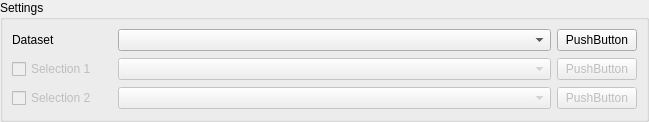
Old version of the form src/SettingsWidget.ui in the repository ManiVaultStudio/DimensionsViewerPlugin.
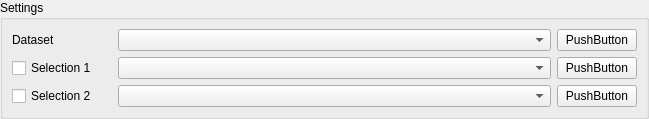
New version of the form.

The edit to the form file:
```diff
--- a/src/SettingsWidget.ui
+++ b/src/SettingsWidget.ui
@@ -7,7 +7,7 @@
     <x>0</x>
     <y>0</y>
     <width>649</width>
-    <height>122</height>
+    <height>110</height>
    </rect>
   </property>
   <property name="sizePolicy">
@@ -39,84 +39,14 @@
      </property>
      <layout class="QVBoxLayout" name="verticalLayout">
       <item>
-       <layout class="QGridLayout" name="gridLayout_2">
-        <item row="2" column="0" colspan="3">
-         <widget class="QWidget" name="dataset3Widget" native="true">
-          <property name="enabled">
-           <bool>false</bool>
-          </property>
-          <layout class="QVBoxLayout" name="verticalLayout_2">
-           <property name="leftMargin">
-            <number>0</number>
-           </property>
-           <property name="topMargin">
-            <number>0</number>
-           </property>
-           <property name="rightMargin">
-            <number>0</number>
-           </property>
-           <property name="bottomMargin">
-            <number>0</number>
-           </property>
+       <layout class="QGridLayout" name="gridLayout">
+        <property name="spacing">
+         <number>6</number>
+        </property>
+        <item row="1" column="0" colspan="2">
+         <layout class="QHBoxLayout" name="dataSet2HorizontalLayout">
            <item>
-            <layout class="QHBoxLayout" name="dataset3HorizontalLayout">
-             <item>
-              <widget class="QCheckBox" name="dataset3EnabledCheckBox">
-               <property name="minimumSize">
-                <size>
-                 <width>100</width>
-                 <height>0</height>
-                </size>
-               </property>
-               <property name="text">
-                <string>Selection 2</string>
-               </property>
-              </widget>
-             </item>
-             <item>
-              <widget class="QComboBox" name="dataset3ComboBox">
-               <property name="sizePolicy">
-                <sizepolicy hsizetype="Preferred" vsizetype="Fixed">
-                 <horstretch>1</horstretch>
-                 <verstretch>0</verstretch>
-                </sizepolicy>
-               </property>
-              </widget>
-             </item>
-             <item>
-              <widget class="QPushButton" name="pushButton_3">
-               <property name="text">
-                <string>PushButton</string>
-               </property>
-              </widget>
-             </item>
-            </layout>
-           </item>
-          </layout>
-         </widget>
-        </item>
-        <item row="1" column="0" colspan="3">
-         <widget class="QWidget" name="dataset2Widget" native="true">
-          <property name="enabled">
-           <bool>false</bool>
-          </property>
-          <layout class="QVBoxLayout" name="verticalLayout_3">
-           <property name="leftMargin">
-            <number>0</number>
-           </property>
-           <property name="topMargin">
-            <number>0</number>
-           </property>
-           <property name="rightMargin">
-            <number>0</number>
-           </property>
-           <property name="bottomMargin">
-            <number>0</number>
-           </property>
-           <item>
-            <layout class="QHBoxLayout" name="dataset2HorizontalLayout">
-             <item>
-              <widget class="QCheckBox" name="dataset2EnabledCheckBox">
+           <widget class="QCheckBox" name="dataSet2EnabledCheckBox">
                <property name="minimumSize">
                 <size>
                  <width>100</width>
@@ -129,7 +59,7 @@
               </widget>
              </item>
              <item>
-              <widget class="QComboBox" name="comboBox_3">
+           <widget class="QComboBox" name="dataSet2ComboBox">
                <property name="sizePolicy">
                 <sizepolicy hsizetype="Preferred" vsizetype="Fixed">
                  <horstretch>1</horstretch>
@@ -139,7 +69,7 @@
               </widget>
              </item>
              <item>
-              <widget class="QPushButton" name="pushButton_4">
+           <widget class="QPushButton" name="dataSetPushButton">
                <property name="text">
                 <string>PushButton</string>
                </property>
@@ -147,11 +77,8 @@
              </item>
             </layout>
            </item>
-          </layout>
-         </widget>
-        </item>
-        <item row="0" column="0" colspan="3">
-         <widget class="QWidget" name="dataset1Widget" native="true">
+        <item row="0" column="0" colspan="2">
+         <widget class="QWidget" name="dataSet1Widget" native="true">
           <layout class="QVBoxLayout" name="verticalLayout_4">
            <property name="leftMargin">
             <number>0</number>
@@ -208,6 +135,40 @@
           </layout>
          </widget>
         </item>
+        <item row="2" column="0" colspan="2">
+         <layout class="QHBoxLayout" name="dataSet3HorizontalLayout">
+          <item>
+           <widget class="QCheckBox" name="dataSet3EnabledCheckBox">
+            <property name="minimumSize">
+             <size>
+              <width>100</width>
+              <height>0</height>
+             </size>
+            </property>
+            <property name="text">
+             <string>Selection 2</string>
+            </property>
+           </widget>
+          </item>
+          <item>
+           <widget class="QComboBox" name="dataSet3ComboBox">
+            <property name="sizePolicy">
+             <sizepolicy hsizetype="Preferred" vsizetype="Fixed">
+              <horstretch>1</horstretch>
+              <verstretch>0</verstretch>
+             </sizepolicy>
+            </property>
+           </widget>
+          </item>
+          <item>
+           <widget class="QPushButton" name="dataSetPushButton_2">
+            <property name="text">
+             <string>PushButton</string>
+            </property>
+           </widget>
+          </item>
+         </layout>
+        </item>
        </layout>
       </item>
      </layout>
```
Left out of the diff: 6 changed lines with no effect on the pictures. Lines whose indentation alone changed are shown as unchanged.
